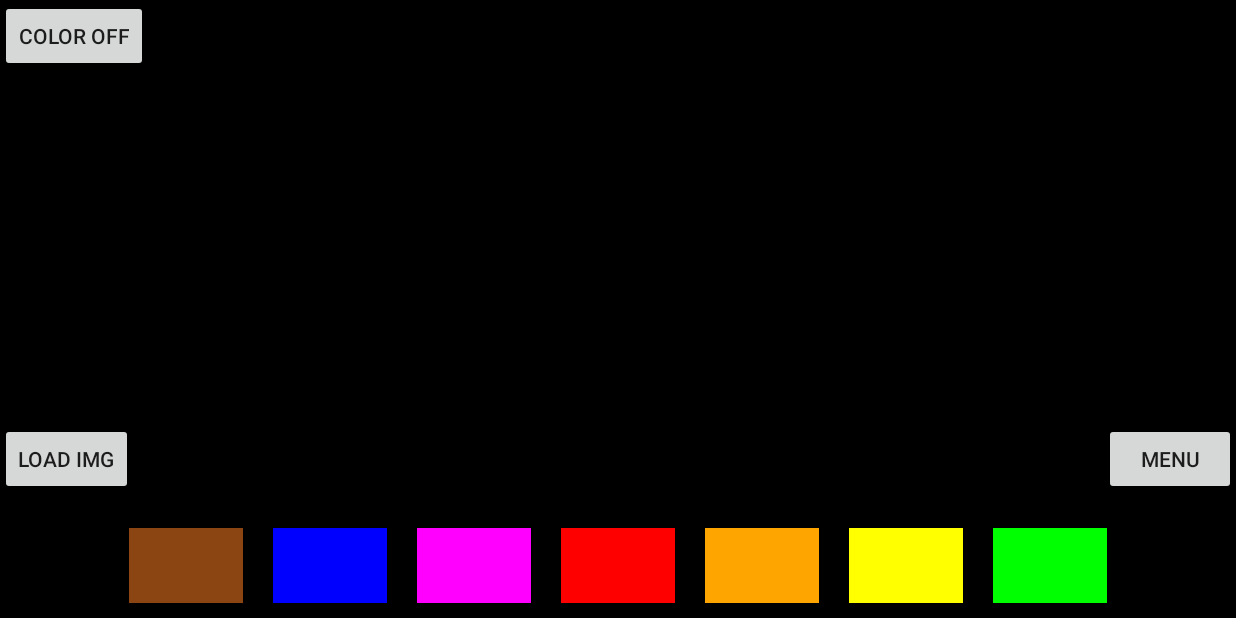
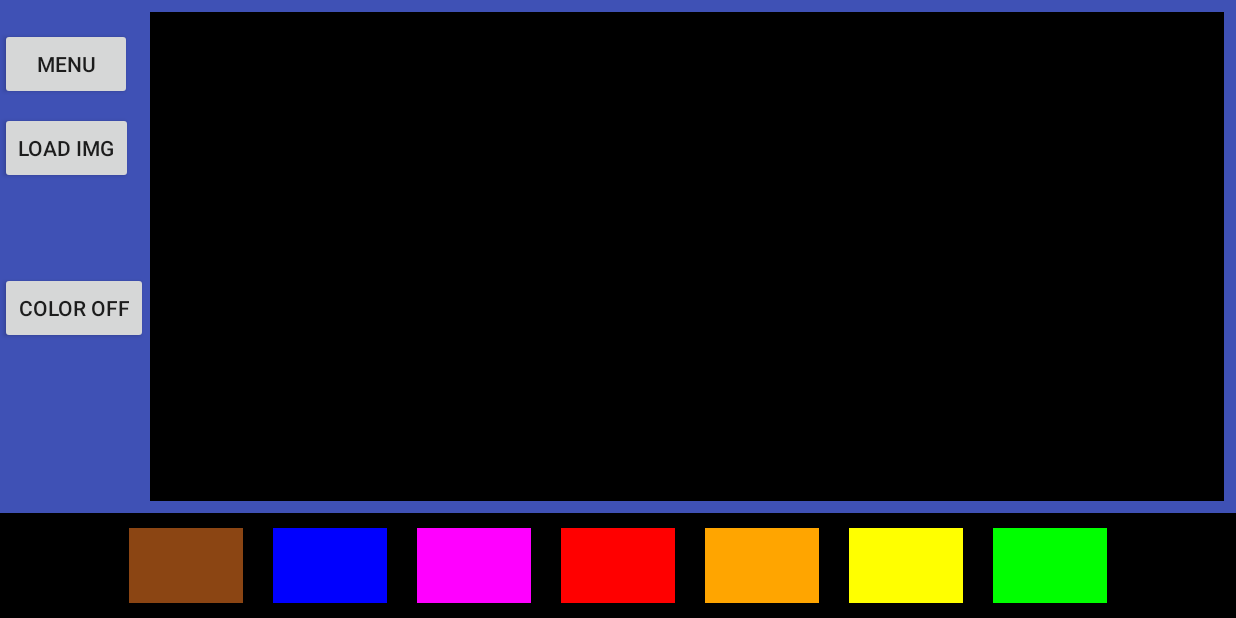
Before and after one commit to MOOOoooD/IColorMyWorld, an Android app: the UserPaint_using screen opened directly, with no data from a screen before it, on a phone screen of 824 x 412 dp (held sideways). Run offline under Robolectric (Android 15) with nearby library versions, the light colour scheme and no system bars; libraries missing offline, so code that uses them is left out: org.opencv.android, org.opencv.core, org.opencv.imgproc; 2 statements that could not run were skipped.

Commit message:
edited custom views

```diff
--- a/app/src/main/res/layout/activity_paint_custom_view.xml
+++ b/app/src/main/res/layout/activity_paint_custom_view.xml
@@ -14,17 +14,9 @@
         android:layout_height="match_parent"
         android:layout_alignParentStart="true"
 
-        android:layout_above="@+id/toolbar_bottom" />
+        android:layout_above="@+id/pallete_bar" />
 
-    <android.support.v7.widget.Toolbar
-        android:id="@+id/toolbar_bottom"
-        android:layout_width="match_parent"
-        android:layout_height="?attr/actionBarSize"
-        android:layout_alignParentBottom="true"
-        android:gravity="center"
-        android:background="?attr/colorPrimary"
-        app:popupTheme="@style/AppTheme.PopupOverlay"
-        />
+
 
 </RelativeLayout>
     <!--              android:visibility="gone"  -->
--- a/app/src/main/res/layout/activity_user_paint.xml
+++ b/app/src/main/res/layout/activity_user_paint.xml
@@ -6,44 +6,6 @@
     android:layout_height="match_parent"
     android:background="@color/colorPrimary"
     tools:context="com.apps.mooooood.functforapp.UserPaint_using">
-
-    <RelativeLayout
-        android:id="@+id/paintcanvas"
-        android:layout_width="match_parent"
-        android:layout_height="match_parent"
-        android:background="@android:color/background_light"
-        app:layout_constraintBottom_toBottomOf="parent"
-        app:layout_constraintEnd_toEndOf="parent"
-        app:layout_constraintTop_toTopOf="parent"
-        tools:layout_editor_absoluteX="18dp">
-
-        <com.apps.mooooood.functforapp.PntCustView_using
-            android:id="@+id/paint_custom_view"
-            android:layout_width="match_parent"
-            android:layout_height="match_parent"
-            android:layout_above="@+id/toolbar_bottom"
-            android:layout_centerHorizontal="true"
-            android:background="@color/black"
-            app:layout_constraintBottom_toBottomOf="parent"
-            app:layout_constraintEnd_toEndOf="parent"
-            app:layout_constraintHorizontal_bias="0.984"
-            app:layout_constraintStart_toStartOf="parent"
-            app:layout_constraintTop_toTopOf="parent"
-
-            app:layout_constraintVertical_bias="0.0" />
-<!--
-        <android.support.v7.widget.Toolbar
-            android:id="@+id/toolbar_bottom"
-            android:layout_width="match_parent"
-            android:layout_height="?attr/actionBarSize"
-            android:layout_alignParentBottom="true"
-            android:background="?attr/colorPrimary"
-            app:popupTheme="@style/AppTheme.PopupOverlay" >
-            />
--->
-
-
-    </RelativeLayout>
 
 
     <Button
@@ -58,7 +20,7 @@
         app:layout_constraintHorizontal_bias="0.0"
         app:layout_constraintStart_toStartOf="parent"
         app:layout_constraintTop_toTopOf="parent"
-        app:layout_constraintVertical_bias="0.0" />
+        app:layout_constraintVertical_bias="0.498" />
 
     <!--        android:onClick="colorSwitch"  -->
 
@@ -74,7 +36,7 @@
         app:layout_constraintHorizontal_bias="0.0"
         app:layout_constraintStart_toStartOf="parent"
         app:layout_constraintTop_toTopOf="parent"
-        app:layout_constraintVertical_bias="0.774" />
+        app:layout_constraintVertical_bias="0.205" />
 
     <Button
         android:id="@+id/menu_button"
@@ -85,20 +47,26 @@
         android:text="@string/menu_btn"
         app:layout_constraintBottom_toBottomOf="parent"
         app:layout_constraintEnd_toEndOf="parent"
-        app:layout_constraintHorizontal_bias="1.0"
+        app:layout_constraintHorizontal_bias="0.0"
         app:layout_constraintStart_toStartOf="parent"
         app:layout_constraintTop_toTopOf="parent"
-        app:layout_constraintVertical_bias="0.774" />
+        app:layout_constraintVertical_bias="0.051" />
 
     <LinearLayout
+
+        android:id="@+id/pallete_bar"
         android:layout_width="match_parent"
         android:layout_height="wrap_content"
+        android:layout_marginTop="8dp"
+        android:background="@color/black"
         android:gravity="center"
         android:orientation="horizontal"
         android:weightSum="9"
         app:layout_constraintBottom_toBottomOf="parent"
-        android:background="@color/black"
-        >
+        app:layout_constraintEnd_toEndOf="parent"
+        app:layout_constraintStart_toStartOf="parent"
+        app:layout_constraintTop_toTopOf="parent"
+        app:layout_constraintVertical_bias="1.0">
 
 
         <Button
@@ -106,20 +74,20 @@
             style="@style/SmallButton"
             android:layout_width="0dp"
             android:layout_height="wrap_content"
+            android:layout_margin="10dp"
             android:layout_weight="1"
             android:background="@color/brown"
-            android:onClick="colorBrown"
-            android:layout_margin="10dp" />
+            android:onClick="colorBrown" />
 
         <Button
             android:id="@+id/colorBlueBtn"
             style="@style/SmallButton"
             android:layout_width="0dp"
             android:layout_height="wrap_content"
+            android:layout_margin="10dp"
             android:layout_weight="1"
             android:background="@color/blue"
-            android:onClick="colorBlue"
-            android:layout_margin="10dp" />
+            android:onClick="colorBlue" />
 
 
         <Button
@@ -127,52 +95,69 @@
             style="@style/SmallButton"
             android:layout_width="0dp"
             android:layout_height="wrap_content"
+            android:layout_margin="10dp"
             android:layout_weight="1"
             android:background="@color/purple"
-            android:onClick="colorPurple"
-            android:layout_margin="10dp" />
+            android:onClick="colorPurple" />
 
         <Button
             android:id="@+id/colorRedBtn"
             style="@style/SmallButton"
             android:layout_width="0dp"
             android:layout_height="wrap_content"
+            android:layout_margin="10dp"
             android:layout_weight="1"
             android:background="@color/red"
-            android:onClick="colorRed"
-            android:layout_margin="10dp" />
+            android:onClick="colorRed" />
 
         <Button
             android:id="@+id/colorOBtn"
             style="@style/SmallButton"
             android:layout_width="0dp"
             android:layout_height="wrap_content"
+            android:layout_margin="10dp"
             android:layout_weight="1"
             android:background="@color/orange"
-            android:onClick="colorOrange"
-            android:layout_margin="10dp"/>
+            android:onClick="colorOrange" />
 
         <Button
             android:id="@+id/colorYBtn"
             style="@style/SmallButton"
             android:layout_width="0dp"
             android:layout_height="wrap_content"
+            android:layout_margin="10dp"
             android:layout_weight="1"
             android:background="@color/yellow"
-            android:onClick="colorYellow"
-            android:layout_margin="10dp" />
+            android:onClick="colorYellow" />
 
         <Button
             android:id="@+id/colorGBtn"
             style="@style/SmallButton"
             android:layout_width="0dp"
             android:layout_height="wrap_content"
+            android:layout_margin="10dp"
             android:layout_weight="1"
             android:background="@color/green"
-            android:onClick="colorGreen"
-            android:layout_margin="10dp" />
+            android:onClick="colorGreen" />
 
     </LinearLayout>
+
+    <com.apps.mooooood.functforapp.PntCustView_using
+        android:id="@+id/paint_custom_view"
+        android:layout_width="0dp"
+        android:layout_height="0dp"
+        android:layout_alignParentStart="true"
+        android:layout_alignParentTop="true"
+        android:layout_marginBottom="8dp"
+        android:layout_marginEnd="8dp"
+        android:layout_marginStart="100dp"
+        android:layout_marginTop="8dp"
+        android:background="@color/black"
+        app:layout_constraintBottom_toTopOf="@+id/pallete_bar"
+        app:layout_constraintEnd_toEndOf="parent"
+        app:layout_constraintHorizontal_bias="1.0"
+        app:layout_constraintStart_toStartOf="parent"
+        app:layout_constraintTop_toTopOf="parent" />
 
     <!--
 
@@ -199,5 +184,4 @@
         -->
 
 
-
 </android.support.constraint.ConstraintLayout>
```
